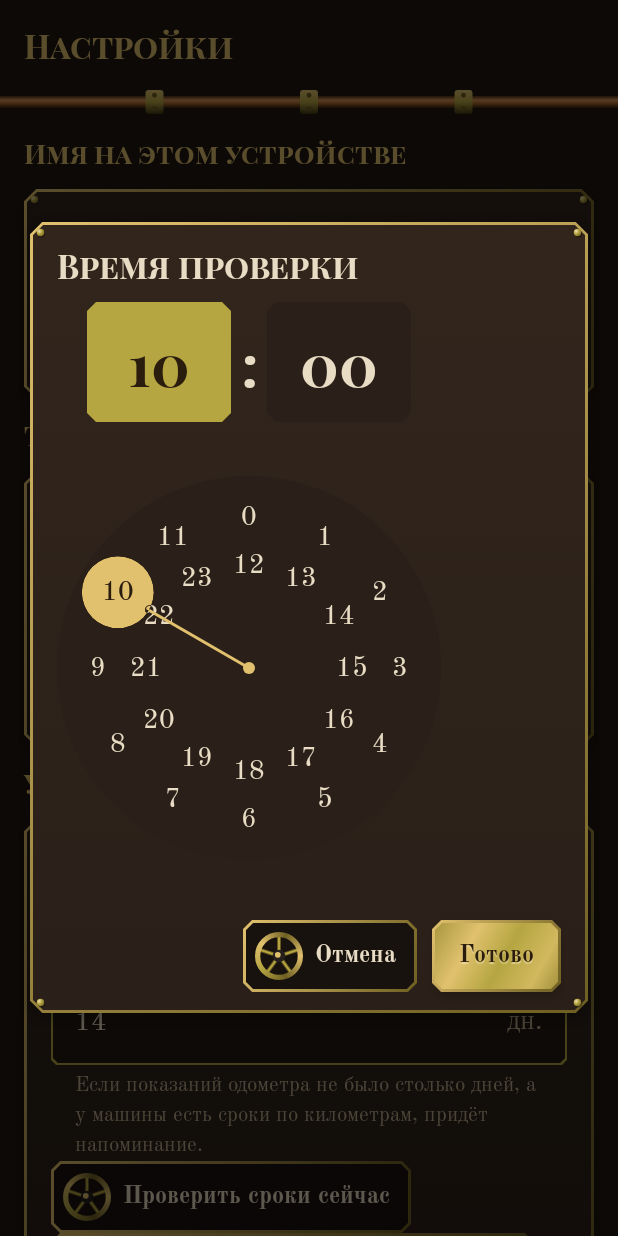
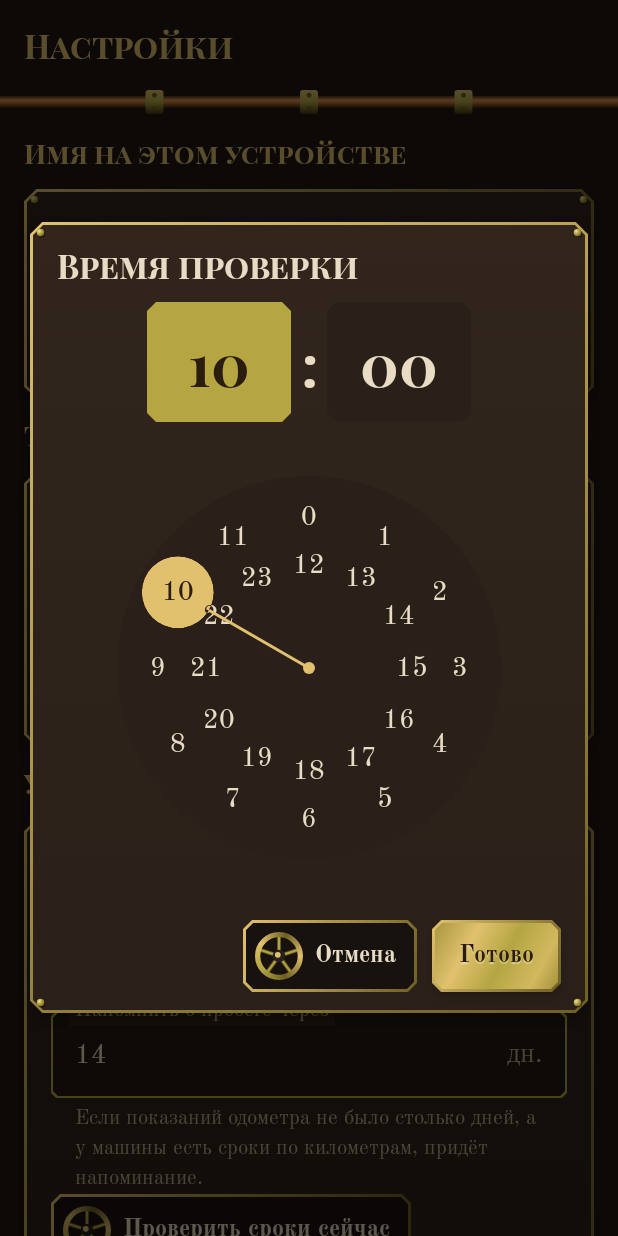
Before and after one commit to torintheone/avtobices, an Android app built with Jetpack Compose: the composable SettingsScreen shown on its own in the app's theme, after a tap on "Изменить время", on a phone screen of 412 x 824 dp. Run offline under Robolectric (Android 15) with nearby library versions, the phone set to English and light mode, and no system bars.

Commit message:
Версия 0.2.0: этап 2 — уведомления
Схема базы версии 1 сохранена в app/schemas. Содержимое диалогов
растягивается на всю ширину — циферблат выбора времени по центру.
Кнопки в разделе «Уведомления» разнесены. Записи этапа 2
в CHANGELOG.md и DECISIONS.md.

Co-Authored-By: Claude Opus 5.5 <noreply@anthropic.com>
Claude-Session: https://claude.ai/code/session_01U9YrZHK9cFG2122utR2dTv

```diff
--- a/app/src/main/java/app/steamgarage/ui/components/Dialogs.kt
+++ b/app/src/main/java/app/steamgarage/ui/components/Dialogs.kt
@@ -115,6 +115,7 @@ fun SteamDialog(
             Column(
                 modifier = Modifier
                     .weight(1f, fill = false)
+                    .fillMaxWidth()
                     .verticalScroll(rememberScrollState()),
             ) {
                 content()
--- a/app/src/main/java/app/steamgarage/ui/screens/settings/SettingsScreen.kt
+++ b/app/src/main/java/app/steamgarage/ui/screens/settings/SettingsScreen.kt
@@ -1,6 +1,7 @@
 package app.steamgarage.ui.screens.settings
 
 import androidx.compose.foundation.layout.Arrangement
+import androidx.compose.foundation.layout.Column
 import androidx.compose.foundation.layout.PaddingValues
 import androidx.compose.foundation.layout.Row
 import androidx.compose.foundation.layout.Spacer
@@ -224,16 +225,13 @@ private fun NotificationsPanel(settings: Settings, n: NotificationSettings) {
             BrassButton(text = stringResource(R.string.settings_notifications_allow), onClick = n.onOpenSystemNotifications)
             Spacer(Modifier.height(4.dp))
         }
-        Row(verticalAlignment = Alignment.CenterVertically) {
         Text(
             text = stringResource(R.string.settings_check_time, Format.time(settings.checkHour, settings.checkMinute)),
             style = MaterialTheme.typography.bodyLarge,
-                modifier = Modifier.weight(1f),
         )
-            Spacer(Modifier.width(8.dp))
+        Text(stringResource(R.string.settings_check_time_hint), style = MaterialTheme.typography.bodySmall, color = palette.textSecondary)
         ValveButton(text = stringResource(R.string.settings_check_time_change), onClick = { timeDialog = true })
-        }
-        Text(stringResource(R.string.settings_check_time_hint), style = MaterialTheme.typography.bodySmall, color = palette.textSecondary)
+        Spacer(Modifier.height(4.dp))
         NumberField(
             value = reminder,
             onValueChange = { reminder = it },
@@ -246,6 +244,7 @@ private fun NotificationsPanel(settings: Settings, n: NotificationSettings) {
         if (reminderDays != null && reminderDays != settings.mileageReminderDays) {
             BrassButton(text = stringResource(R.string.action_save), onClick = { n.onMileageReminderDays(reminderDays) })
         }
+        Column(verticalArrangement = Arrangement.spacedBy(10.dp)) {
             ValveButton(
                 text = stringResource(R.string.settings_check_now),
                 onClick = {
@@ -259,6 +258,7 @@ private fun NotificationsPanel(settings: Settings, n: NotificationSettings) {
             ValveButton(text = stringResource(R.string.settings_system_notifications), onClick = n.onOpenSystemNotifications)
             if (n.showAutostart) {
                 ValveButton(text = stringResource(R.string.settings_autostart), onClick = n.onOpenAppDetails)
+            }
         }
     }
     if (timeDialog) {
```
Also changed, not shown: 3 other files. Lines whose indentation alone changed are shown as unchanged.
